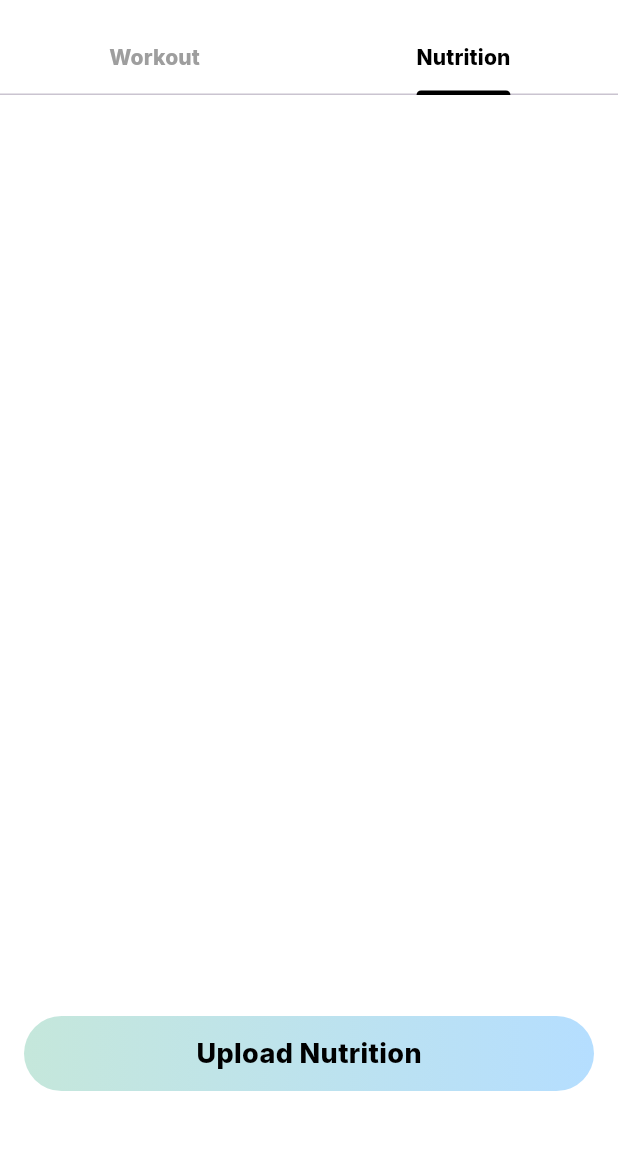
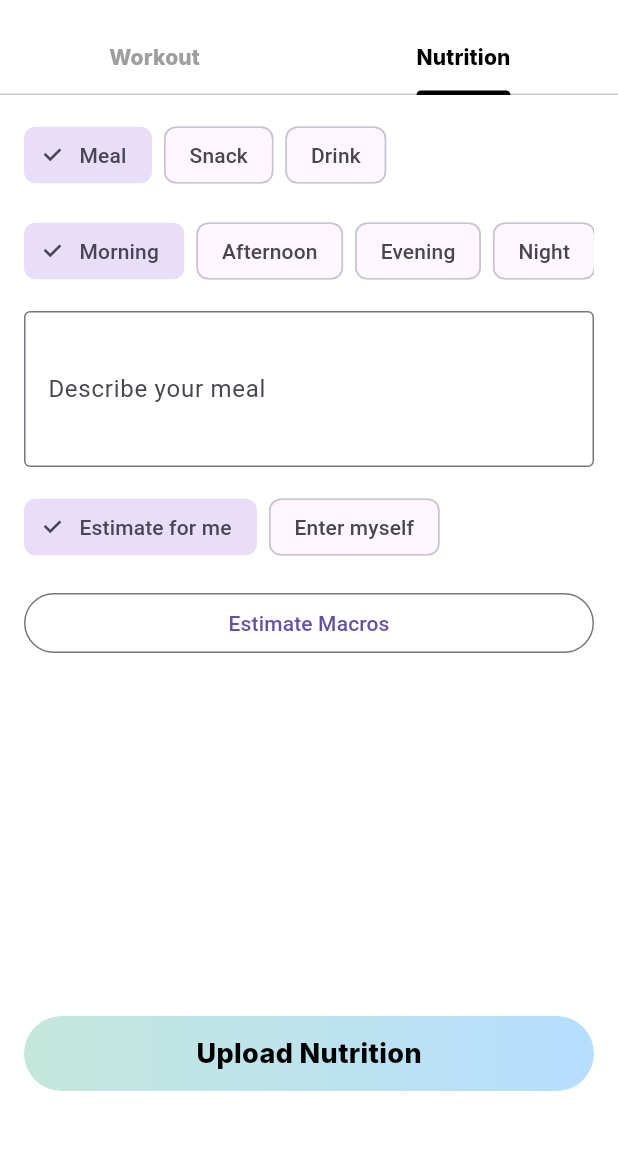
Before and after one commit to CSC-3380-Fall-2026/Team-11, a Flutter app: the AddDataPage screen opened directly, tab 2 chosen, on a phone screen of 412 x 824 dp, the part 61-1211 px from its top. Run offline on Flutter 3.47's test engine with Material 3 defaults, Android fonts, the phone set to English and light mode, and no system bars; our stand-ins replace device_preview, firebase_auth, firebase_core, flutter_svg, google_fonts; accounts and stored records are empty.

Commit message:
Nutrition logging tab

```diff
--- a/melio_project/lib/pages/add_data/add_data_page.dart
+++ b/melio_project/lib/pages/add_data/add_data_page.dart
@@ -35,7 +35,10 @@ class AddDataPage extends StatelessWidget {
             ],
           ),
         ),
-        body: const TabBarView(children: [WorkoutTab(), NutritionTab()]),
+        body: const TabBarView(
+          physics: NeverScrollableScrollPhysics(),
+          children: [WorkoutTab(), NutritionTab()],
+        ),
       ),
     );
   }
--- a/melio_project/lib/pages/add_data/components/nutrition_tab.dart
+++ b/melio_project/lib/pages/add_data/components/nutrition_tab.dart
@@ -1,8 +1,22 @@
 import "package:flutter/material.dart";
 import "upload_button.dart";
 
-class NutritionTab extends StatelessWidget {
+class NutritionTab extends StatefulWidget {
   const NutritionTab({super.key});
+
+  @override
+  State<NutritionTab> createState() => _NutritionTabState();
+}
+
+class _NutritionTabState extends State<NutritionTab> {
+  final descriptionController = TextEditingController();
+  final caloriesController = TextEditingController();
+  final proteinController = TextEditingController();
+  final carbsController = TextEditingController();
+  final fatsController = TextEditingController();
+  String type = "Meal";
+  String time = "Morning";
+  bool manuallyEntered = false;
 
   @override
   Widget build(BuildContext context) {
@@ -10,8 +24,116 @@ class NutritionTab extends StatelessWidget {
       padding: const EdgeInsets.all(16.0),
       child: Column(
         children: [
-          // nutrition fields go here
-          const Spacer(),
+          Expanded(
+            child: ListView(
+              children: [
+                Wrap(
+                  spacing: 8.0,
+                  children: ["Meal", "Snack", "Drink"]
+                      .map(
+                        (o) => ChoiceChip(
+                          label: Text(o),
+                          selected: type == o,
+                          onSelected: (_) => setState(() => type = o),
+                        ),
+                      )
+                      .toList(),
+                ),
+                const SizedBox(height: 16.0),
+                SingleChildScrollView(
+                  scrollDirection: Axis.horizontal,
+                  child: Row(
+                    children: ["Morning", "Afternoon", "Evening", "Night"]
+                        .map(
+                          (o) => Padding(
+                            padding: const EdgeInsets.only(right: 8.0),
+                            child: ChoiceChip(
+                              label: Text(o),
+                              selected: time == o,
+                              onSelected: (_) => setState(() => time = o),
+                            ),
+                          ),
+                        )
+                        .toList(),
+                  ),
+                ),
+                const SizedBox(height: 16.0),
+                TextField(
+                  controller: descriptionController,
+                  maxLines: 3,
+                  decoration: InputDecoration(
+                    labelText: "Describe your ${type.toLowerCase()}",
+                    hintText:
+                        "e.g. 2 scrambled eggs, toast with butter, orange juice",
+                    border: const OutlineInputBorder(),
+                  ),
+                ),
+                const SizedBox(height: 16.0),
+                Wrap(
+                  spacing: 8.0,
+                  children: [
+                    ChoiceChip(
+                      label: const Text("Estimate for me"),
+                      selected: !manuallyEntered,
+                      onSelected: (_) =>
+                          setState(() => manuallyEntered = false),
+                    ),
+                    ChoiceChip(
+                      label: const Text("Enter myself"),
+                      selected: manuallyEntered,
+                      onSelected: (_) => setState(() => manuallyEntered = true),
+                    ),
+                  ],
+                ),
+                const SizedBox(height: 16.0),
+                if (!manuallyEntered)
+                  OutlinedButton(
+                    onPressed: () {
+                      // TODO: send descriptionController.text to the chatbot
+                      debugPrint("Estimate: ${descriptionController.text}");
+                    },
+                    child: const Text("Estimate Macros"),
+                  ),
+                if (manuallyEntered) ...[
+                  TextField(
+                    controller: caloriesController,
+                    keyboardType: TextInputType.number,
+                    decoration: const InputDecoration(
+                      labelText: "Calories",
+                      border: OutlineInputBorder(),
+                    ),
+                  ),
+                  const SizedBox(height: 16.0),
+                  TextField(
+                    controller: proteinController,
+                    keyboardType: TextInputType.number,
+                    decoration: const InputDecoration(
+                      labelText: "Protein (g)",
+                      border: OutlineInputBorder(),
+                    ),
+                  ),
+                  const SizedBox(height: 16.0),
+                  TextField(
+                    controller: carbsController,
+                    keyboardType: TextInputType.number,
+                    decoration: const InputDecoration(
+                      labelText: "Carbs (g)",
+                      border: OutlineInputBorder(),
+                    ),
+                  ),
+                  const SizedBox(height: 16.0),
+                  TextField(
+                    controller: fatsController,
+                    keyboardType: TextInputType.number,
+                    decoration: const InputDecoration(
+                      labelText: "Fat (g)",
+                      border: OutlineInputBorder(),
+                    ),
+                  ),
+                ],
+              ],
+            ),
+          ),
           UploadButton(text: "Upload Nutrition", onPressed: () {}),
           const SizedBox(height: 40),
         ],
--- a/melio_project/pubspec.yaml
+++ b/melio_project/pubspec.yaml
@@ -67,6 +67,7 @@ flutter:
   assets:
     - assets/images/google_logo.svg
     - assets/images/apple_logo.svg
+    - assets/images/secrets.env
 
   # An image asset can refer to one or more resolution-specific "variants", see
   # https://flutter.dev/to/resolution-aware-images
```
Also changed, not shown: melio_project/assets/images/secrets.env (added), 1 other file.
